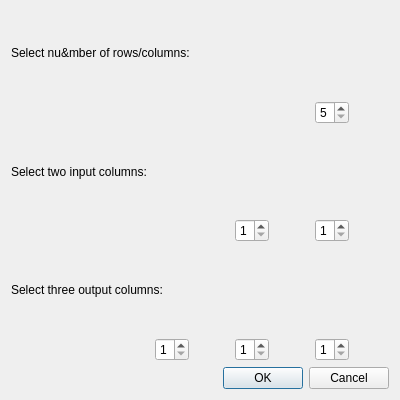
Before: the Qt Designer form newchipdialog.ui in MangoMaster/qt_microfluidic_chip_simulator, drawn with Qt 5.
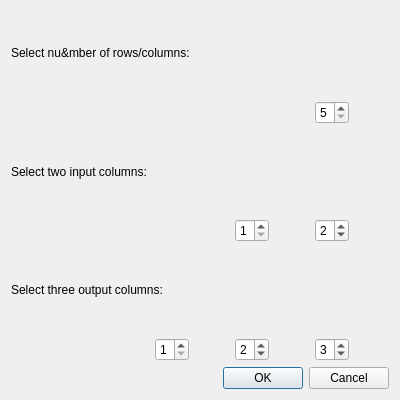
After: the same form once the commit is applied.

What changed in the file:
```diff
--- a/newchipdialog.ui
+++ b/newchipdialog.ui
@@ -154,6 +154,9 @@
        <property name="maximum">
         <number>8</number>
        </property>
+       <property name="value">
+        <number>2</number>
+       </property>
       </widget>
      </item>
      <item>
@@ -247,6 +250,9 @@
        <property name="maximum">
         <number>8</number>
        </property>
+       <property name="value">
+        <number>2</number>
+       </property>
       </widget>
      </item>
      <item>
@@ -273,6 +279,9 @@
        <property name="maximum">
         <number>8</number>
        </property>
+       <property name="value">
+        <number>3</number>
+       </property>
       </widget>
      </item>
      <item>
```
